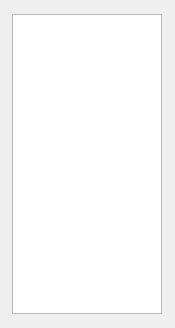
This is longmanApp/src/appGUI/lmlayerlist.ui in QtLab/lmApp as Qt 5 draws it before an edit. The edited form follows.
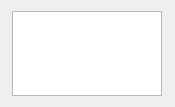
This is the edited form.

Patch:
```diff
--- a/longmanApp/src/appGUI/lmlayerlist.ui
+++ b/longmanApp/src/appGUI/lmlayerlist.ui
@@ -7,7 +7,7 @@
     <x>0</x>
     <y>0</y>
     <width>175</width>
-    <height>328</height>
+    <height>107</height>
    </rect>
   </property>
   <property name="windowTitle">
```
